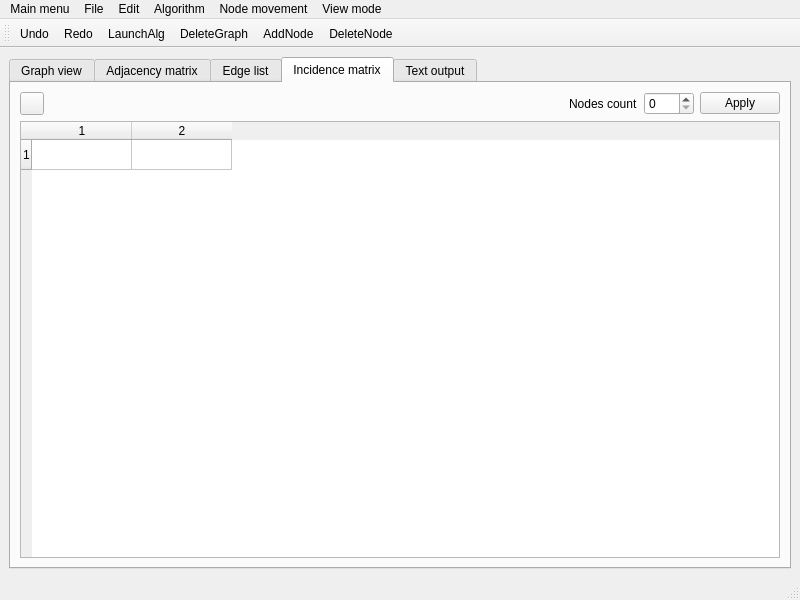
Before: the Qt Designer form mainwindow.ui in C0FFiN-prod/graph-works, drawn with Qt 5.
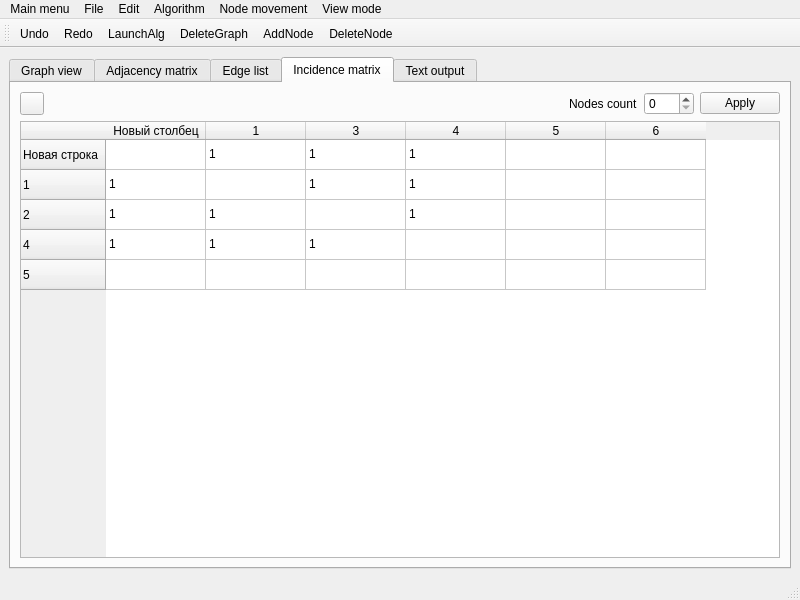
After: the same form once the commit is applied. The open tabs and pages were chosen to show the change. Icons and pictures are not drawn.

The edit to the form file:
```diff
--- a/mainwindow.ui
+++ b/mainwindow.ui
@@ -298,14 +298,107 @@
         <item row="1" column="0" colspan="5">
          <widget class="QTableWidget" name="tableIncMatr">
           <property name="rowCount">
-           <number>1</number>
+           <number>5</number>
           </property>
           <property name="columnCount">
-           <number>2</number>
+           <number>6</number>
           </property>
+          <row>
+           <property name="text">
+            <string>Новая строка</string>
+           </property>
+          </row>
+          <row>
+           <property name="text">
+            <string>1</string>
+           </property>
+          </row>
+          <row>
+           <property name="text">
+            <string>2</string>
+           </property>
+          </row>
           <row/>
+          <row/>
+          <column>
+           <property name="text">
+            <string>Новый столбец</string>
+           </property>
+          </column>
+          <column>
+           <property name="text">
+            <string>1</string>
+           </property>
+          </column>
           <column/>
           <column/>
+          <column/>
+          <column/>
+          <item row="0" column="0">
+           <property name="text">
+            <string/>
+           </property>
+          </item>
+          <item row="0" column="1">
+           <property name="text">
+            <string>1</string>
+           </property>
+          </item>
+          <item row="0" column="2">
+           <property name="text">
+            <string>1</string>
+           </property>
+          </item>
+          <item row="0" column="3">
+           <property name="text">
+            <string>1</string>
+           </property>
+          </item>
+          <item row="1" column="0">
+           <property name="text">
+            <string>1</string>
+           </property>
+          </item>
+          <item row="1" column="2">
+           <property name="text">
+            <string>1</string>
+           </property>
+          </item>
+          <item row="1" column="3">
+           <property name="text">
+            <string>1</string>
+           </property>
+          </item>
+          <item row="2" column="0">
+           <property name="text">
+            <string>1</string>
+           </property>
+          </item>
+          <item row="2" column="1">
+           <property name="text">
+            <string>1</string>
+           </property>
+          </item>
+          <item row="2" column="3">
+           <property name="text">
+            <string>1</string>
+           </property>
+          </item>
+          <item row="3" column="0">
+           <property name="text">
+            <string>1</string>
+           </property>
+          </item>
+          <item row="3" column="1">
+           <property name="text">
+            <string>1</string>
+           </property>
+          </item>
+          <item row="3" column="2">
+           <property name="text">
+            <string>1</string>
+           </property>
+          </item>
          </widget>
         </item>
        </layout>
```
Left out of the diff: 86 changed lines with no effect on the pictures.
